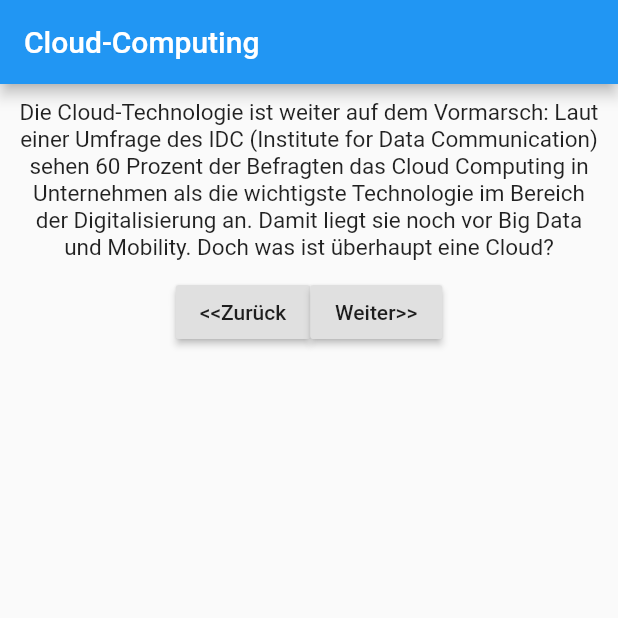
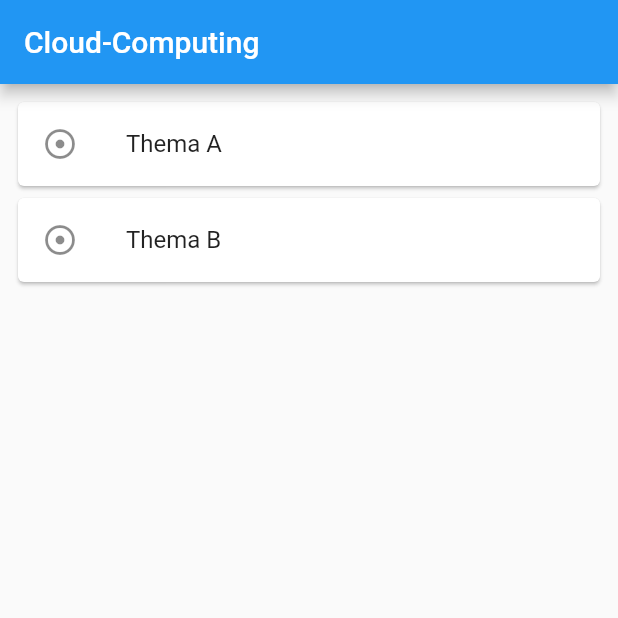
Before and after one commit to shr1mpsy/E-learning-App, a Flutter app: the screen it shows after launch, on a phone screen of 412 x 824 dp, the top half of it. Run offline on Flutter 3.47's test engine with Material 2 defaults, Android fonts, the light colour scheme and no system bars.

Commit message:
added page overview and page connection

```diff
--- a/lib/main.dart
+++ b/lib/main.dart
@@ -1,5 +1,5 @@
 import 'package:flutter/material.dart';
-import 'outsources.dart';
+//import 'outsources.dart';
 import './Quiz.dart';
 
 void main() => runApp(MyApp());
@@ -12,7 +12,56 @@ class MyApp extends StatefulWidget {
 }
 
 class MyAppState extends State<MyApp> {
+  // Texte
+  final text = [
+      [
+      //1
+      "Entry: A: Die Cloud-Technologie ist weiter auf dem Vormarsch: "
+          "Laut einer Umfrage des IDC (Institute for Data Communication) sehen 60 Prozent der Befragten das Cloud Computing in Unternehmen als die wichtigste Technologie im Bereich der "
+          "Digitalisierung an. Damit liegt sie noch vor Big Data und Mobility. Doch was ist überhaupt eine Cloud?",
+      //2
+      "Wie funktioniert die Ablage von Dateien und die Zugriffsverwaltung in der großen Wolke des Internets? "
+          "Welche Probleme können auftreten und wie werden diese gelöst? Wir gehen diesen Fragen auf den Grund und "
+          "stellen Ihnen die wichtigsten Begriffe rund um Cloud Computing anschaulich dar.",
+      //3
+      "Unter einer Cloud oder Cloud Computing versteht man die internetbasierte Bereitstellung von Speicherplatz, Rechenleistung oder Anwendungssoftware als Dienstleistung."
+          " Die Nutzung dieser Infrastrukturen erfolgt vorwiegend über Programme auf den zugreifenden Geräten (Clients) sowie über den Webbrowser."
+          " Die Wartung und Pflege der zugrundeliegenden Architektur übernimmt der Anbieter.",
+      //4
+      "Ursprünglich und seit den 1990er Jahren steht der Begriff “Wolke” (englisch: “Cloud”) in IT-Diagrammen für Teile einer Informationsarchitektur. "
+          "Hiermit werden meist Bereiche beschrieben, in denen Computersysteme wie Desktop-Rechner, "
+          "Server und beispielsweise Smartphones auf nicht näher definierte Weise Daten untereinander austauschen. Die Analogie zu der Wolke leitet sich dadurch ab, "
+          "dass es für den Anwender gleichgültig und gewissermaßen “verschleiert” ist, auf welchem konkreten Rechner und mit welcher zugrundeliegenden Hardware die Daten abgelegt sind"
+    ],
+
+    [
+      //1
+      "Entry: B: Die ist Entry B",
+      //2
+      "Wie funktioniert die Ablage von Dateien und die Zugriffsverwaltung in der großen Wolke des Internets? "
+          "Welche Probleme können auftreten und wie werden diese gelöst? Wir gehen diesen Fragen auf den Grund und "
+          "stellen Ihnen die wichtigsten Begriffe rund um Cloud Computing anschaulich dar.",
+      //3
+      "Unter einer Cloud oder Cloud Computing versteht man die internetbasierte Bereitstellung von Speicherplatz, Rechenleistung oder Anwendungssoftware als Dienstleistung."
+          " Die Nutzung dieser Infrastrukturen erfolgt vorwiegend über Programme auf den zugreifenden Geräten (Clients) sowie über den Webbrowser."
+          " Die Wartung und Pflege der zugrundeliegenden Architektur übernimmt der Anbieter.",
+      //4
+      "Ursprünglich und seit den 1990er Jahren steht der Begriff “Wolke” (englisch: “Cloud”) in IT-Diagrammen für Teile einer Informationsarchitektur. "
+          "Hiermit werden meist Bereiche beschrieben, in denen Computersysteme wie Desktop-Rechner, "
+          "Server und beispielsweise Smartphones auf nicht näher definierte Weise Daten untereinander austauschen. Die Analogie zu der Wolke leitet sich dadurch ab, "
+          "dass es für den Anwender gleichgültig und gewissermaßen “verschleiert” ist, auf welchem konkreten Rechner und mit welcher zugrundeliegenden Hardware die Daten abgelegt sind"
+    ],
+
+  ];
+
+  final List<String> entries = <String>['A', 'B'];
+  Map values= {'A':0, 'B':1};
+  //for(var item in entries; counter++){}
+
   var index = 0;
+  bool isOverview = false;
+  var entryIndex = 0;
+  String key;
 
   int qindex = 0;
   int qtotalScore = 0;
@@ -22,7 +71,6 @@ class MyAppState extends State<MyApp> {
       qindex = 0;
       qtotalScore = 0;
     });
-
   }
 
   void antwort(int score) {
@@ -50,16 +98,57 @@ class MyAppState extends State<MyApp> {
     print(index);
   }
 
-  void nm(){
+  void nm() {
     setState(() {
       index = 0;
       reset();
     });
   }
 
+  void toOverview() {
+    setState(() {
+      isOverview = !isOverview;
+      reset();
+    });
+  }
+
+  void toContent(){
+    setState(() {
+      isOverview = !isOverview;
+      index = 0;
+      entryIndex = values[key];
+    });
+  }
 
   @override
   Widget build(BuildContext context) {
+
+    if (!isOverview) {
+      return MaterialApp(
+        home: Scaffold(
+          appBar: AppBar(
+            title: Text("Cloud-Computing"),
+          ),
+          body: ListView.builder(
+              padding: const EdgeInsets.all(8),
+              itemCount: entries.length,
+              itemBuilder: (BuildContext context, int index) {
+                return Card(
+                    child : ListTile(
+                      onTap: (){
+                        key = entries[index];
+                        toContent();
+                      },
+                      title: Text('Thema ${entries[index]}'),
+                      leading: Icon(Icons.adjust_rounded),
+                    )
+                );
+              }),
+        ),
+      );
+    }
+
+    if (isOverview) {
       return MaterialApp(
         home: Scaffold(
             appBar: AppBar(
@@ -68,24 +157,29 @@ class MyAppState extends State<MyApp> {
             body: index < 4
                 ? Column(
                     children: <Widget>[
-                    Texte(index),
+                      Text(text[entryIndex][index]),
                       Row(
                         mainAxisAlignment: MainAxisAlignment.center,
                         children: [
-                        RaisedButton(child: Text("<<Zurück"), onPressed: antwortbw),
-                        RaisedButton(child: Text("Weiter>>"), onPressed: antwortfw),
+                          RaisedButton(
+                              child: Text("<<Zurück"), onPressed: antwortbw),
+                          RaisedButton(
+                              child: Text("Weiter>>"), onPressed: antwortfw),
                         ],
                       ),
+                      FlatButton(onPressed: toOverview, child: Text("Zur Übersicht"))
                     ],
                   )
-
                 : Column(
                     children: <Widget>[
                       Quiz(qindex, qtotalScore, reset, antwort),
-                  FlatButton(onPressed: nm, child: Text("Lektion neu starten"))
+                      FlatButton(
+                          onPressed: nm, child: Text("Lektion neu starten")),
+                      FlatButton(
+                          onPressed: toOverview, child: Text("Zur Übersicht"))
                     ],
-                )
-      ),
+                  )),
       );
     }
   }
+}
```
Lines whose indentation alone changed are shown as unchanged.
